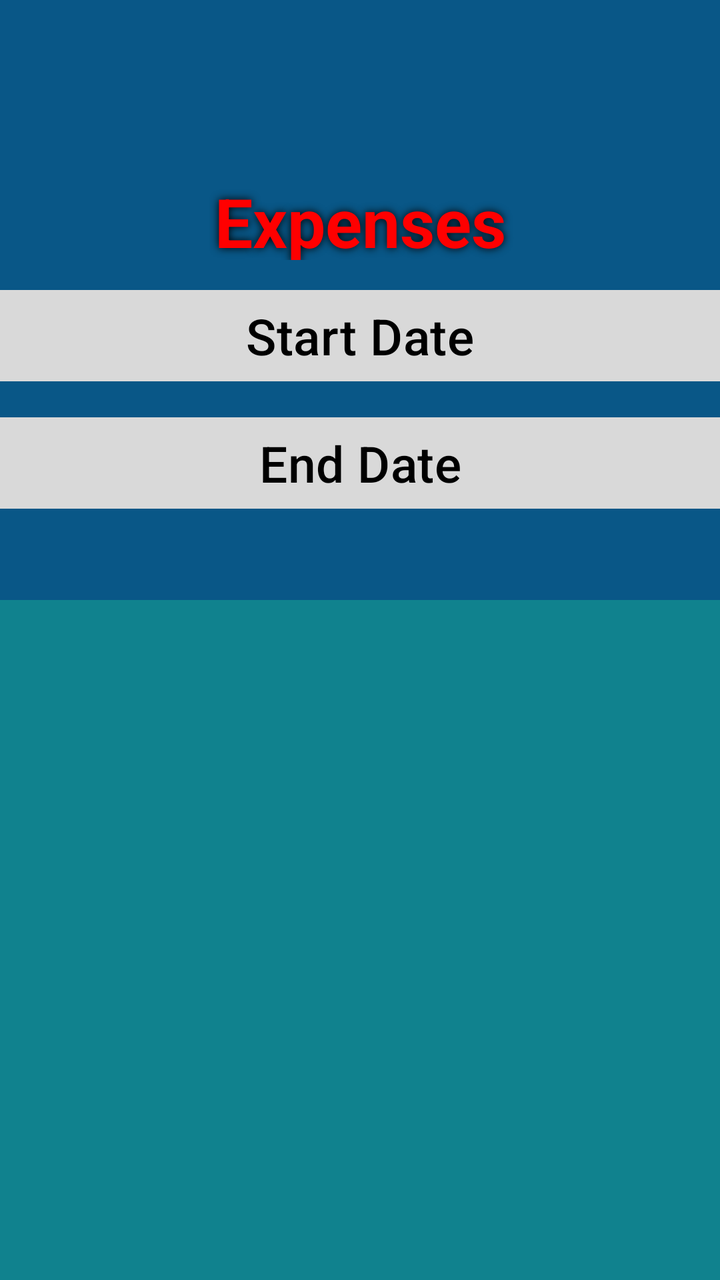
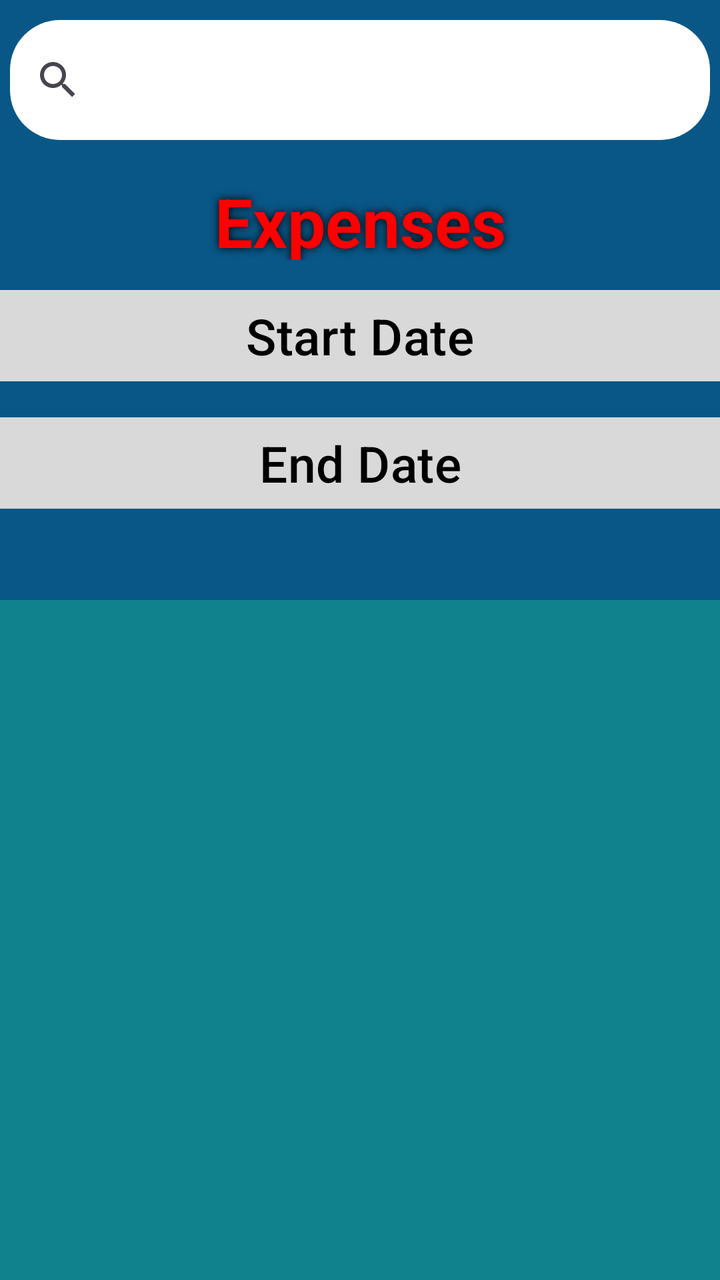

An Android layout rendered at two revisions. The XML below is the earlier revision; the diff shows what the commit changed to produce the second picture.
<!-- AndroidManifest.xml: application theme Theme.KracKShacKBanking -->
<!-- res/layout/expenses.xml -->
<?xml version="1.0" encoding="utf-8"?>
<androidx.constraintlayout.widget.ConstraintLayout xmlns:android="http://schemas.android.com/apk/res/android"
    xmlns:app="http://schemas.android.com/apk/res-auto"
    xmlns:tools="http://schemas.android.com/tools"
    android:layout_width="match_parent"
    android:layout_height="match_parent"
    android:background="@color/background"
    android:orientation="vertical">

    <Button
        android:id="@+id/btnStartDate"
        android:layout_width="match_parent"
        android:layout_height="wrap_content"
        android:layout_marginTop="11dp"
        android:backgroundTint="@color/darkgrey"
        android:paddingTop="6dp"
        android:rotationX="0"
        android:text="@string/StartDate"
        android:textColor="@color/black"
        android:textSize="25sp"
        app:cornerRadius="0dp"
        app:layout_constraintEnd_toEndOf="parent"
        app:layout_constraintStart_toStartOf="parent"
        app:layout_constraintTop_toBottomOf="@+id/txtExpenses" />

    <Button
        android:id="@+id/btnEndDate"
        android:layout_width="match_parent"
        android:layout_height="wrap_content"
        android:layout_marginTop="10dp"
        android:backgroundTint="@color/darkgrey"
        android:text="@string/EndDate"
        android:textColor="@color/black"
        android:textSize="25sp"
        app:cornerRadius="0dp"
        app:layout_constraintEnd_toEndOf="parent"
        app:layout_constraintStart_toStartOf="parent"
        app:layout_constraintTop_toBottomOf="@+id/btnStartDate" />


    <LinearLayout
        android:layout_width="match_parent"
        android:layout_height="match_parent"
        android:layout_marginTop="300dp"
        android:orientation="vertical"
        app:layout_constraintTop_toTopOf="parent">

        <TextView
            android:id="@+id/txtCategory"
            android:layout_width="match_parent"
            android:layout_height="match_parent"
            android:background="@color/darkerblue"
            android:scrollbars="vertical"
            android:textColor="@color/white"
            android:textSize="34sp" />
    </LinearLayout>

    <TextView
        android:id="@+id/txtExpenses"
        android:layout_width="386dp"
        android:layout_height="42dp"
        android:layout_marginStart="65dp"
        android:layout_marginTop="88dp"
        android:layout_marginEnd="65dp"
        android:layout_marginBottom="4dp"
        android:shadowColor="@color/black"
        android:shadowDx="0.0"
        android:shadowDy="0.0"
        android:shadowRadius="10.0"
        android:text="@string/Expenses"
        android:textAlignment="center"
        android:textColor="#FF0000"
        android:textSize="34sp"
        android:textStyle="bold"
        app:layout_constraintEnd_toEndOf="parent"
        app:layout_constraintHorizontal_bias="0.504"
        app:layout_constraintStart_toStartOf="parent"
        app:layout_constraintTop_toTopOf="parent" />
</androidx.constraintlayout.widget.ConstraintLayout>
<!-- resources referenced by this layout -->
<resources>
  <color name="background">#095787</color>
  <color name="black">#FF000000</color>
  <color name="darkerblue">#10828E</color>
  <color name="darkgrey">#D9D9D9</color>
  <color name="white">#FFFFFFFF</color>
  <string name="EndDate">End Date</string>
  <string name="Expenses">Expenses</string>
  <string name="StartDate">Start Date</string>
  <style name="Theme.KracKShacKBanking" parent="Base.Theme.KracKShacKBanking" />
  <style name="Base.Theme.KracKShacKBanking" parent="Theme.Material3.DayNight.NoActionBar">
          
          
      </style>
</resources>

<!-- the commit's change to res/layout/expenses.xml (unified diff, before → after) -->
@@ -6,6 +6,19 @@
     android:layout_height="match_parent"
     android:background="@color/background"
     android:orientation="vertical">
+
+    <SearchView
+        android:id="@+id/searchView_dashboard"
+        android:layout_width="0dp"
+        android:layout_height="60dp"
+        android:layout_marginStart="5dp"
+        android:layout_marginTop="10dp"
+        android:layout_marginEnd="5dp"
+        android:background="@drawable/search_view_background"
+        android:queryHint="@string/SearchExpenses"
+        app:layout_constraintEnd_toEndOf="parent"
+        app:layout_constraintStart_toStartOf="parent"
+        app:layout_constraintTop_toTopOf="parent" />
 
     <Button
         android:id="@+id/btnStartDate"
<!-- resource entries referenced after the edit -->
@@ -5,8 +5,17 @@
   <color name="darkerblue">#10828E</color>
   <color name="darkgrey">#D9D9D9</color>
   <color name="white">#FFFFFFFF</color>
+  <!-- drawable search_view_background (drawable) -->
+  <?xml version="1.0" encoding="utf-8"?>
+  <shape xmlns:android="http://schemas.android.com/apk/res/android"
+      android:shape="rectangle">
+  
+      <solid android:color="@color/white" />
+      <corners android:radius="25dp" /> 
+  </shape>
   <string name="EndDate">End Date</string>
   <string name="Expenses">Expenses</string>
+  <string name="SearchExpenses">Search Expense</string>
   <string name="StartDate">Start Date</string>
   <style name="Theme.KracKShacKBanking" parent="Base.Theme.KracKShacKBanking" />
   <style name="Base.Theme.KracKShacKBanking" parent="Theme.Material3.DayNight.NoActionBar">
